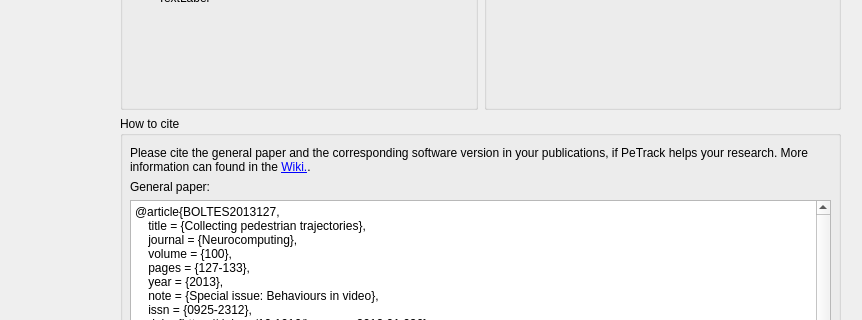
The window that src/ui/dialogs/about.ui (ped-dyn-emp/PeTrack) describes before a commit, drawn with Qt 5; both pictures show x 0 to 862 and y 162 to 482 of the 862 by 775 pixel window.
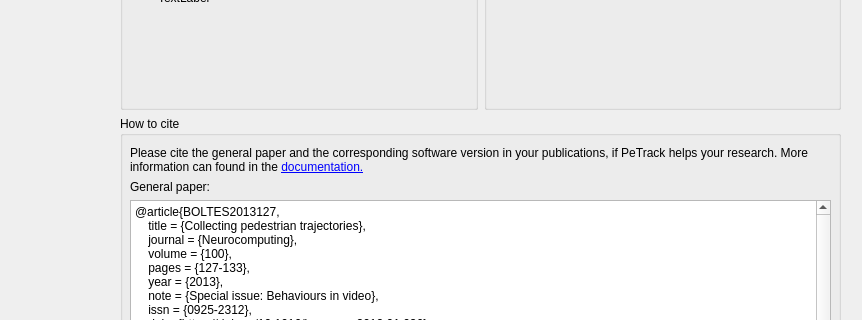
The same window after the commit. Icons and pictures are not drawn.

Commit message: Use link to documentation instead wiki for citation information

Diff of the .ui file:
```diff
--- a/src/ui/dialogs/about.ui
+++ b/src/ui/dialogs/about.ui
@@ -167,7 +167,7 @@
            </sizepolicy>
           </property>
           <property name="text">
-           <string>&lt;html&gt;&lt;head/&gt;&lt;body&gt;&lt;p&gt;Please cite the general paper and the corresponding software version in your publications, if PeTrack helps your research. More information can found in the &lt;a href=&quot;https://jugit.fz-juelich.de/ped-dyn-emp/petrack/-/wikis/home#how-to-cite&quot;&gt;&lt;span style=&quot; text-decoration: underline; color:#0000ff;&quot;&gt;Wiki.&lt;/span&gt;&lt;/a&gt;.&lt;/p&gt;&lt;/body&gt;&lt;/html&gt;</string>
+           <string>&lt;html&gt;&lt;head/&gt;&lt;body&gt;&lt;p&gt;Please cite the general paper and the corresponding software version in your publications, if PeTrack helps your research. More information can found in the &lt;a href=&quot;https://go.fzj.de/petrack-cite&quot;&gt;&lt;span style=&quot; text-decoration: underline; color:#0000ff;&quot;&gt;documentation.&lt;/span&gt;&lt;/a&gt;&lt;/p&gt;&lt;/body&gt;&lt;/html&gt;</string>
           </property>
           <property name="alignment">
            <set>Qt::AlignLeading|Qt::AlignLeft|Qt::AlignTop</set>
```
